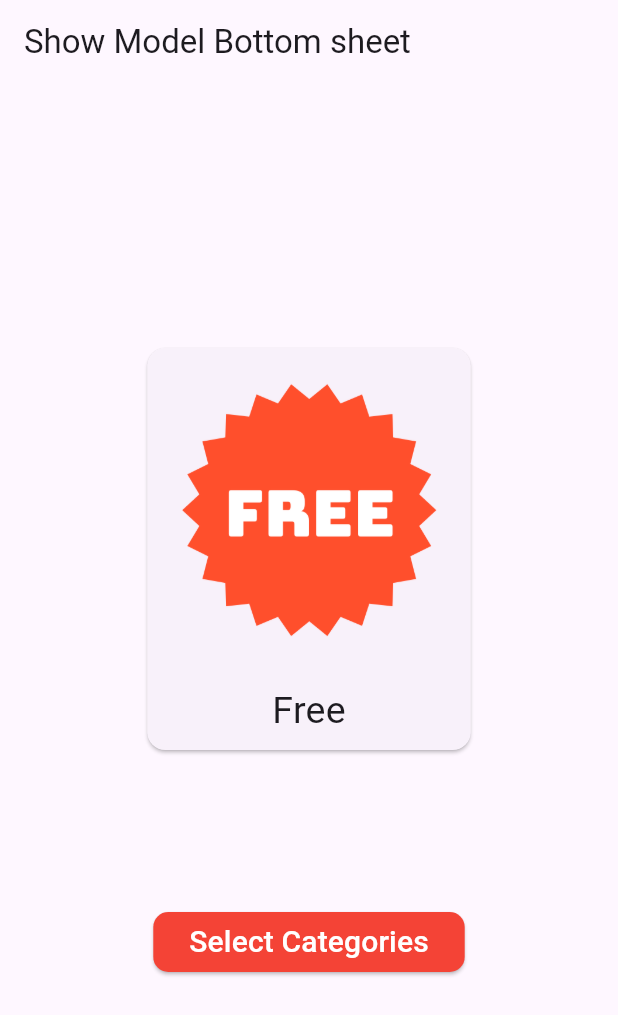
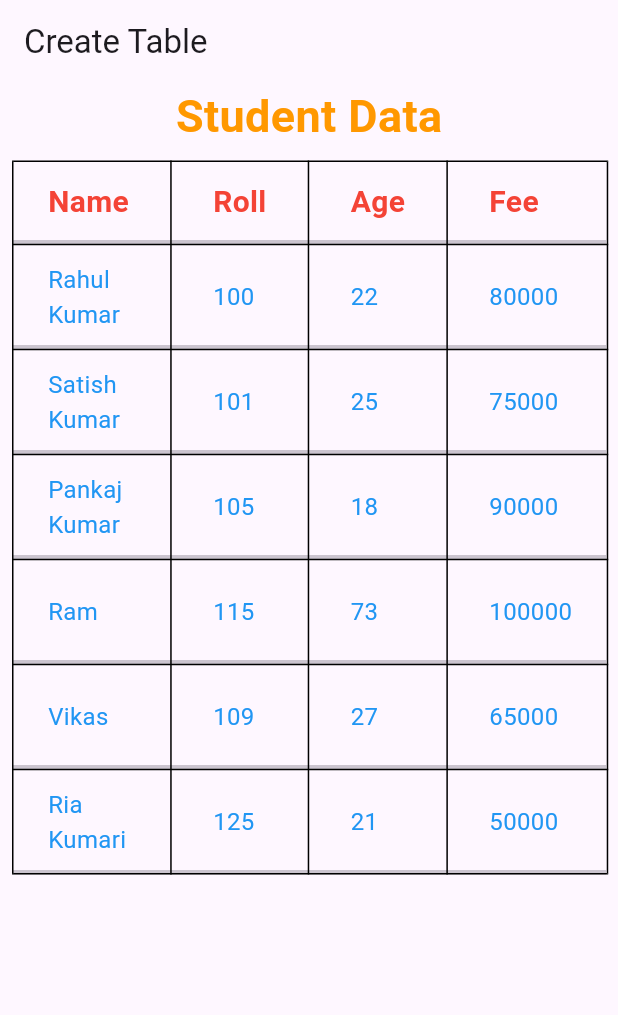
Before and after one commit to rahulkumardev24/flutter_all_widgets, a Flutter app: the screen it shows after launch, on a phone screen of 412 x 824 dp. Shown: the top 1015 px of the screen. Run offline on Flutter 3.47's test engine with Material 3 defaults, Android fonts, the phone set to English and light mode, and no system bars; our stand-ins replace curved_navigation_bar.

Commit message:
Data Sheet (Table)

```diff
--- /dev/null
+++ b/lib/Table/data_table_flutter.dart
@@ -0,0 +1,111 @@
+import 'package:flutter/material.dart';
+
+class DataTableFlutter extends StatefulWidget {
+  const DataTableFlutter({super.key});
+
+  @override
+  State<DataTableFlutter> createState() => _DataTableFlutterState();
+}
+
+class _DataTableFlutterState extends State<DataTableFlutter> {
+  @override
+  Widget build(BuildContext context) {
+    return Scaffold(
+      appBar: AppBar(
+        title: const Text("Create Table"),
+      ),
+
+      /// table create
+      body: Center(
+        child: Column(
+          children: [
+            const Text(
+              "Student Data",
+              style: TextStyle(
+                  fontSize: 30,
+                  fontWeight: FontWeight.bold,
+                  color: Colors.orange),
+            ),
+            Padding(
+              padding: const EdgeInsets.all(8.0),
+              child: DataTable(
+
+                  /// here we apply some properties
+                  dividerThickness: 3,
+                  headingTextStyle: const TextStyle(
+                      fontSize: 20,
+                      fontWeight: FontWeight.bold,
+                      color: Colors.red),
+                  dataTextStyle:
+                      const TextStyle(fontSize: 16, color: Colors.blue),
+                  dataRowMaxHeight: 70,
+                  sortAscending: true,
+                  showBottomBorder: true,
+                  border: TableBorder.all(),
+                  columns: const [
+                    /// Columns
+                    DataColumn(
+                      label: Text("Name"),
+                    ),
+                    DataColumn(
+                      label: Text("Roll"),
+                    ),
+                    DataColumn(
+                      label: Text("Age"),
+                    ),
+                    DataColumn(
+                      label: Text("Fee"),
+                    ),
+                  ],
+
+                  /// Rows
+                  rows: const [
+                    DataRow(cells: [
+                      DataCell(Text("Rahul Kumar")),
+                      DataCell(Text("100")),
+                      DataCell(Text("22")),
+                      DataCell(Text("80000")),
+                    ]),
+                    DataRow(cells: [
+                      DataCell(Text("Satish Kumar")),
+                      DataCell(Text("101")),
+                      DataCell(Text("25")),
+                      DataCell(Text("75000")),
+                    ]),
+                    DataRow(cells: [
+                      DataCell(Text("Pankaj Kumar")),
+                      DataCell(Text("105")),
+                      DataCell(Text("18")),
+                      DataCell(Text("90000")),
+                    ]),
+                    DataRow(cells: [
+                      DataCell(Text("Ram")),
+                      DataCell(Text("115")),
+                      DataCell(Text("73")),
+                      DataCell(Text("100000")),
+                    ]),
+                    DataRow(cells: [
+                      DataCell(Text("Vikas")),
+                      DataCell(Text("109")),
+                      DataCell(Text("27")),
+                      DataCell(Text("65000")),
+                    ]),
+                    DataRow(cells: [
+                      DataCell(Text("Ria Kumari")),
+                      DataCell(Text("125")),
+                      DataCell(Text("21")),
+                      DataCell(Text("50000")),
+                    ]),
+                  ]),
+            ),
+          ],
+        ),
+      ),
+    );
+  }
+}
+
+/// THIS VIDEO WE CRATE TABLE
+/// DATA STORE IN ROW OR COLUMN
+/// SIMPLE STEP
+/// DONE
--- a/lib/main.dart
+++ b/lib/main.dart
@@ -1,4 +1,5 @@
 import 'package:flutter/material.dart';
+import 'package:flutter_all_concept/Table/data_table_flutter.dart';
 import 'package:flutter_all_concept/botto_sheet/model_bottom_sheet/my_model_bottom_sheet.dart';
 import 'package:flutter_all_concept/bottom_navigation_screen.dart';
 import 'package:flutter_all_concept/curved_navigation_bar.dart';
@@ -23,6 +24,6 @@
           colorScheme: ColorScheme.fromSeed(seedColor: Colors.deepPurple),
           useMaterial3: true,
         ),
-        home: const MyModelBottomSheet());
+        home: const DataTableFlutter());
   }
 }
```
Also changed, not shown: Screenshot_20241213_103129.png (added).
